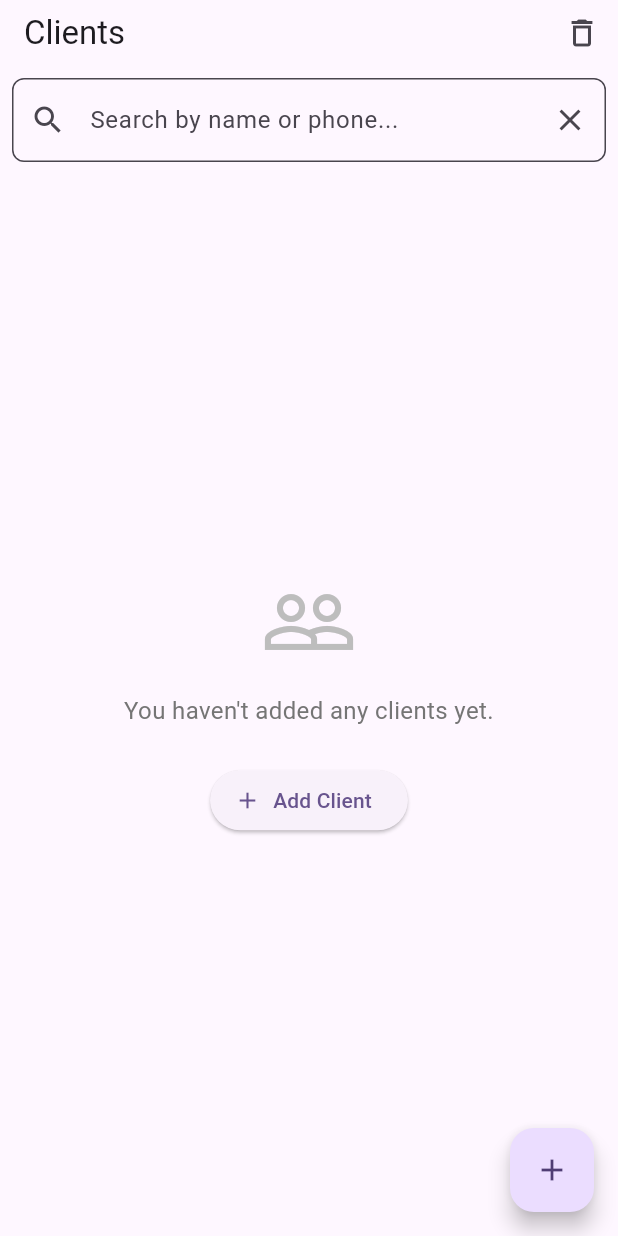
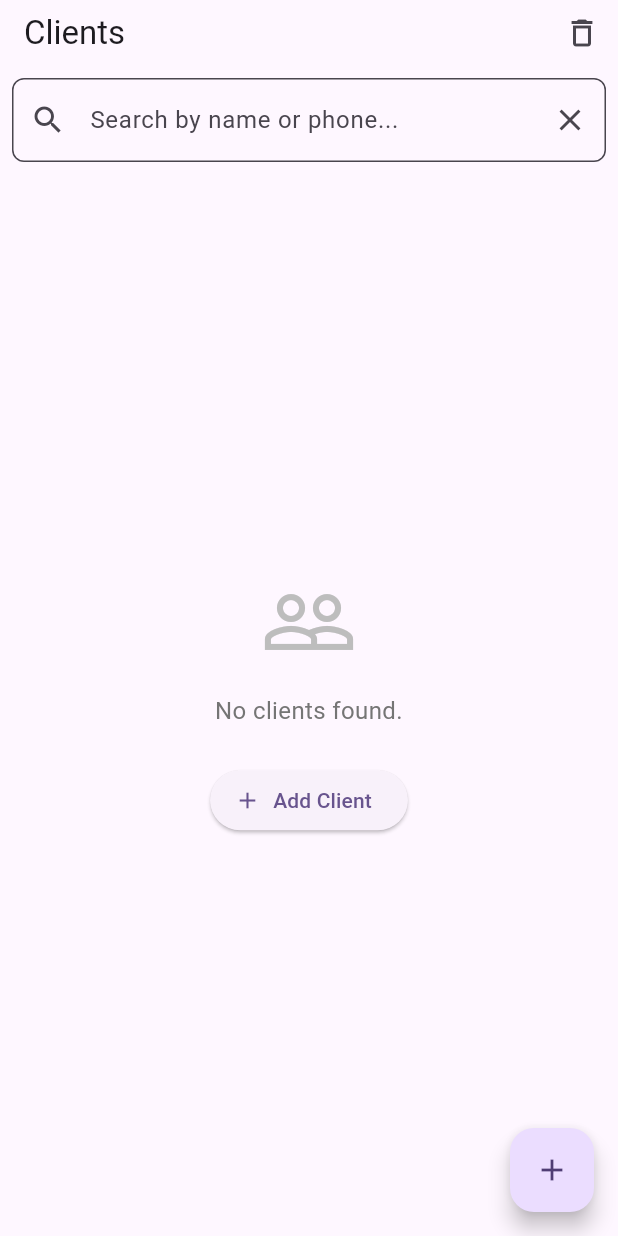
Before and after one commit to zBensadi/payme, a Flutter app: the ClientListScreen screen opened by its route, on a phone screen of 412 x 824 dp. Run offline on Flutter 3.47's test engine with Material 3 defaults, Android fonts, the phone set to English and light mode, and no system bars; our stand-ins replace file_picker, flutter_riverpod, go_router, logger, pdf, printing and 3 more; missing offline and left inert: cryptography, file_selector; accounts and stored records are empty; statements that could not run were skipped.

Commit message:
Finalize PayMe v1.0.0 release

```diff
--- a/lib/presentation/features/clients/screens/client_list_screen.dart
+++ b/lib/presentation/features/clients/screens/client_list_screen.dart
@@ -157,14 +157,14 @@ class _ClientListScreenState extends ConsumerState<ClientListScreen> {
               if (clients.isEmpty) {
                 final isSearching = ref.read(clientSearchQueryProvider).isNotEmpty;
                 if (isSearching) {
-                  return const EmptyStateView(
-                    message: 'No clients match your search.',
+                  return EmptyStateView(
+                    message: AppLocalizations.of(context)!.noDeletedClientsSearch,
                     icon: Icons.search_off,
                   );
                 }
                 return EmptyStateView(
-                  message: 'You haven\'t added any clients yet.',
-                  actionLabel: 'Add Client',
+                  message: AppLocalizations.of(context)!.clientListEmpty,
+                  actionLabel: AppLocalizations.of(context)!.addClient,
                   icon: Icons.people_outline,
                   onAction: () => context.push('/clients/new'),
                 );
@@ -187,7 +187,7 @@ class _ClientListScreenState extends ConsumerState<ClientListScreen> {
                 ),
               );
             },
-            loading: () => const LoadingView(message: 'Loading clients...'),
+            loading: () => const LoadingView(message: '...'),
             error: (error, stack) => ErrorView(
               message: error.toString().replaceAll('Exception: ', ''),
               onRetry: () => ref.read(clientListControllerProvider.notifier).refresh(),
--- a/pubspec.yaml
+++ b/pubspec.yaml
@@ -47,7 +47,7 @@ dependencies:
   file_picker: ^11.0.3
   pdf: ^3.12.0
   printing: ^5.14.3
-  archive: ^3.6.1
+  archive: ^4.0.9
   intl: 0.20.2
   file_selector: ^1.1.0
   share_plus: ^12.0.2
@@ -64,7 +64,7 @@ dev_dependencies:
   flutter_lints: ^6.0.0
   path_provider_platform_interface: ^2.1.3
   flutter_launcher_icons: ^0.14.4
-  flutter_native_splash: ^2.4.4
+  flutter_native_splash: ^2.4.8
 
 # For information on the generic Dart part of this file, see the
 # following page: https://dart.dev/tools/pub/pubspec
```
Also changed, not shown: pubspec.lock, 11 other files.
